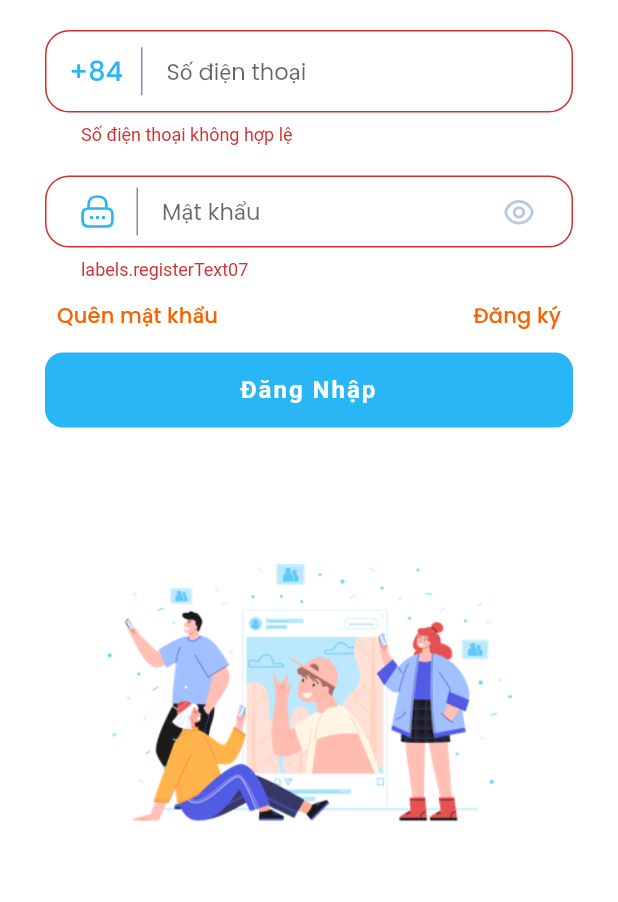
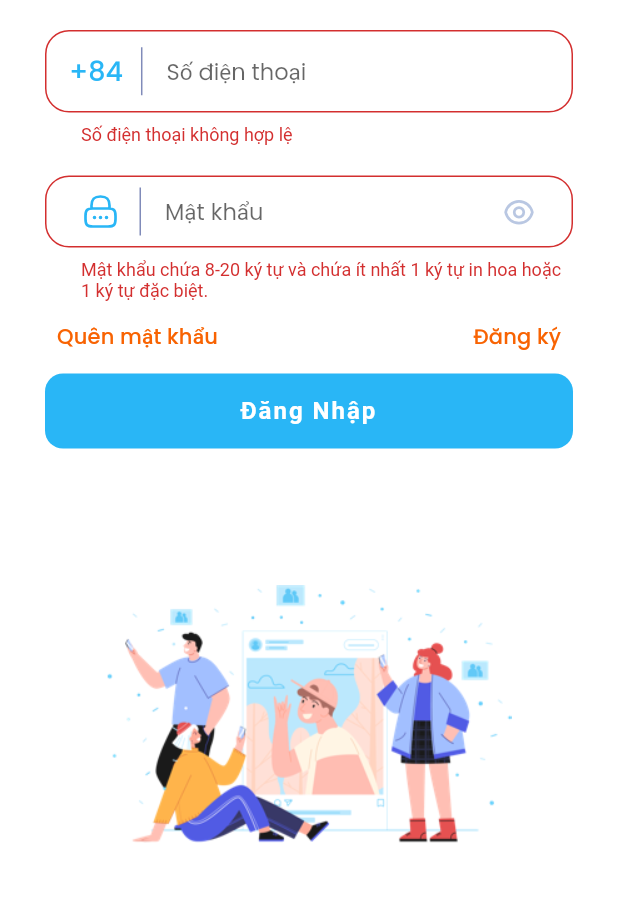
Before and after one commit to ungluan/toeic, a Flutter app: the screen it shows after launch, after a tap on "Đăng Nhập", on a phone screen of 412 x 824 dp, the part 192-1094 px from its top. Run offline on Flutter 3.47's test engine with Material 2 defaults, Android fonts, the phone set to English and light mode, and no system bars; our stand-ins replace awesome_notifications, bloc, firebase_core, flutter_bloc, flutter_holo_date_picker, flutter_svg and 10 more; missing offline and left inert: mime_type, r_dotted_line_border; accounts and stored records are empty.

Commit message:
finished ui login page

```diff
--- a/lib/features/login/view/forgot_password_page.dart
+++ b/lib/features/login/view/forgot_password_page.dart
@@ -7,7 +7,7 @@
 // import 'package:fow/ui_kit/colors.dart';
 // import 'package:fow/ui_kit/ui_kit.dart';
 // import 'package:fow/ui_kit/widget/view/background_view.dart';
-// import 'package:fow/ui_kit/widget/view/phone_number_fow_textfiled.dart';
+// import 'package:fow/ui_kit/widget/view/phone_number_text_field.dart';
 // import 'package:google_fonts/google_fonts.dart';
 //
 // import '../../../utils/utils.dart';
--- a/lib/features/login/view/login_page.dart
+++ b/lib/features/login/view/login_page.dart
@@ -3,8 +3,8 @@ import 'package:google_fonts/google_fonts.dart';
 import '../../../injection/injection.dart';
 import '../../../ui_kits/colors.dart';
 import '../../../ui_kits/widgets/cubits/loading_cubit.dart';
-import '../../../ui_kits/widgets/views/password_fow_textfield_v1.dart';
-import '../../../ui_kits/widgets/views/phone_number_fow_textfiled.dart';
+import '../../../ui_kits/widgets/views/password_text_field.dart';
+import '../../../ui_kits/widgets/views/phone_number_text_field.dart';
 import '../../../ui_kits/widgets/views/sbox_button.dart';
 import '../../../ui_kits/widgets/views/sbox_loading.dart';
 import '../../../utils/utils.dart';
@@ -103,7 +103,8 @@ class _LoginPageState extends State<LoginPage> {
                     key: _formKey,
                     child: Column(
                       children: [
-                        Image.asset('assets/images/logo.png', width: 128, height: 128,),
+                        Image.asset(
+                          'assets/images/logo.png', width: 128, height: 128,),
                         const SizedBox(height: 20),
                         // RichText(
                         //   text: TextSpan(
@@ -152,15 +153,8 @@ class _LoginPageState extends State<LoginPage> {
                         //   ),
                         // ),
                         // const SizedBox(height: 16),
-                        PhoneNumberFowTextField(
-                          validator: (String? value) {
-                            final nineNumberPhone = trimStart(value);
-                            if (nineNumberPhone.length == 12 &&
-                                RegExp(r'^[0-9]*$').hasMatch(value!)) {
-                              return null;
-                            } else
-                              return 'Số điện thoại không hợp lệ';
-                          },
+                        PhoneNumberTextField(
+                          validator: validatorPhoneNumber,
                           controller: userNameController,
                           labelText: 'Số điện thoại',
                           validNotifier: phoneNotifier,
@@ -168,7 +162,7 @@ class _LoginPageState extends State<LoginPage> {
                         const SizedBox(
                           height: 20,
                         ),
-                        PasswordFowTextFieldV1(
+                        PasswordTextField(
                           validator: validatorPassword,
                           controller: passwordController,
                           labelText: 'Mật khẩu',
@@ -210,7 +204,8 @@ class _LoginPageState extends State<LoginPage> {
                         ),
                         ValueListenableBuilder<bool>(
                           valueListenable: loginNotifier,
-                          builder: (context, enable, _) => makeSBoxButton(
+                          builder: (context, enable, _) =>
+                              makeSBoxButton(
                                 'Đăng Nhập',
                                 onTap: _onPressed,
                                 height: 50,
@@ -260,7 +255,17 @@ class _LoginPageState extends State<LoginPage> {
     if (password != null && regex.hasMatch(password)) {
       return null;
     } else {
-      return 'labels.registerText07';
+      return 'Mật khẩu chứa 8-20 ký tự và chứa ít nhất 1 ký tự in hoa hoặc 1 ký tự đặc biệt.';
+    }
+  }
+
+  String? validatorPhoneNumber(String? phoneNumber) {
+    final nineNumberPhone = trimStart(phoneNumber);
+    if (nineNumberPhone.length == 12 &&
+        RegExp(r'^[0-9]*$').hasMatch(phoneNumber!)) {
+      return null;
+    } else {
+      return 'Số điện thoại không hợp lệ';
     }
   }
 }
--- a/lib/features/login/view/register_page.dart
+++ b/lib/features/login/view/register_page.dart
@@ -16,7 +16,7 @@
 // import 'package:fow/ui_kit/widget/view/fow_checkbox.dart';
 // import 'package:fow/ui_kit/widget/view/fow_textfield.dart';
 // import 'package:fow/ui_kit/widget/view/password_fow_textfield.dart';
-// import 'package:fow/ui_kit/widget/view/phone_number_fow_textfiled.dart';
+// import 'package:fow/ui_kit/widget/view/phone_number_text_field.dart';
 // import 'package:fow/utils/utils.dart';
 // import 'package:google_fonts/google_fonts.dart';
 //
--- a/lib/ui_kits/widgets/views/password_fow_textfield_v1.dart
+++ b/lib/ui_kits/widgets/views/password_text_field.dart
@@ -1,10 +1,10 @@
 import 'package:flutter/material.dart';
-import 'package:flutter_svg/svg.dart';
+import 'package:flutter_svg/flutter_svg.dart';
 import 'package:google_fonts/google_fonts.dart';
 
 import '../../colors.dart';
 
-class PasswordFowTextFieldV1 extends StatefulWidget {
+class PasswordTextField extends StatefulWidget {
   final FocusNode? focusNode;
   final FocusNode? nextFocusNode;
   final String? labelText;
@@ -15,7 +15,8 @@ class PasswordFowTextFieldV1 extends StatefulWidget {
   final bool isRepeat;
   final ValueNotifier<bool>? validNotifier;
   final String image;
-  const PasswordFowTextFieldV1({Key? key,
+
+  const PasswordTextField({Key? key,
     this.focusNode,
     this.nextFocusNode,
     this.labelText,
@@ -29,10 +30,10 @@ class PasswordFowTextFieldV1 extends StatefulWidget {
   }) : super(key: key);
 
   @override
-  _PasswordFowTextFieldV1State createState() => _PasswordFowTextFieldV1State();
+  _PasswordTextFieldState createState() => _PasswordTextFieldState();
 }
 
-class _PasswordFowTextFieldV1State extends State<PasswordFowTextFieldV1> {
+class _PasswordTextFieldState extends State<PasswordTextField> {
   bool isValid = false;
   bool showPassword = false;
 
@@ -64,7 +65,7 @@ class _PasswordFowTextFieldV1State extends State<PasswordFowTextFieldV1> {
         widget.nextFocusNode?.requestFocus();
       },
       validator: widget.validator,
-      autovalidateMode: AutovalidateMode.disabled,
+      autovalidateMode: AutovalidateMode.onUserInteraction,
       obscureText: !showPassword,
       decoration: InputDecoration(
         hintText: widget.labelText,
@@ -73,7 +74,7 @@ class _PasswordFowTextFieldV1State extends State<PasswordFowTextFieldV1> {
         prefixIcon: Row(
           mainAxisSize: MainAxisSize.min,
           children: [
-            const SizedBox(width: 19),
+            const SizedBox(width: 21),
             SvgPicture.asset(
               widget.image,
             ),
--- a/lib/ui_kits/widgets/views/phone_number_fow_textfiled.dart
+++ b/lib/ui_kits/widgets/views/phone_number_text_field.dart
@@ -3,7 +3,7 @@ import 'package:google_fonts/google_fonts.dart';
 
 import '../../colors.dart';
 
-class PhoneNumberFowTextField extends StatefulWidget {
+class PhoneNumberTextField extends StatefulWidget {
   final FocusNode? focusNode;
   final FocusNode? nextFocusNode;
   final String? labelText;
@@ -12,7 +12,7 @@ class PhoneNumberFowTextField extends StatefulWidget {
   final TextEditingController? controller;
   final String? Function(String? value)? validator;
   final ValueNotifier<bool>? validNotifier;
-  const PhoneNumberFowTextField({Key? key,
+  const PhoneNumberTextField({Key? key,
     this.focusNode,
     this.nextFocusNode,
     this.labelText,
@@ -24,11 +24,11 @@ class PhoneNumberFowTextField extends StatefulWidget {
   }) : super(key: key);
 
   @override
-  _PhoneNumberFowTextFieldState createState() =>
-      _PhoneNumberFowTextFieldState();
+  _PhoneNumberTextFieldState createState() =>
+      _PhoneNumberTextFieldState();
 }
 
-class _PhoneNumberFowTextFieldState extends State<PhoneNumberFowTextField> {
+class _PhoneNumberTextFieldState extends State<PhoneNumberTextField> {
   bool isValid = false;
 
   @override
```
Lines whose indentation alone changed are shown as unchanged.
